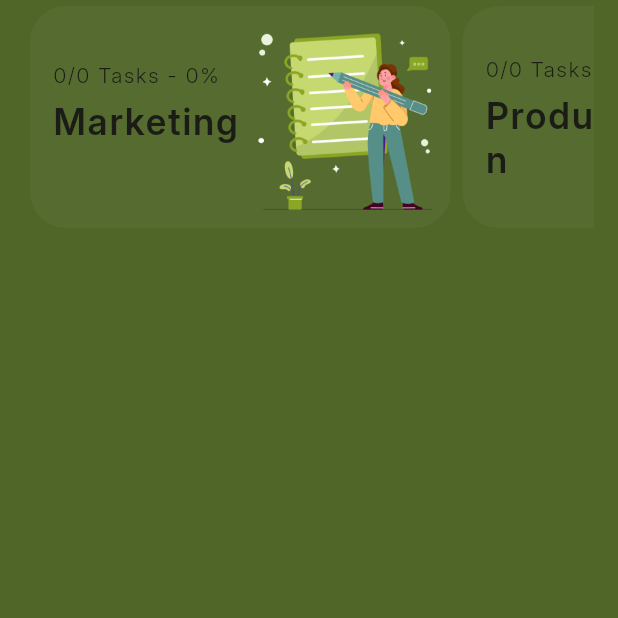
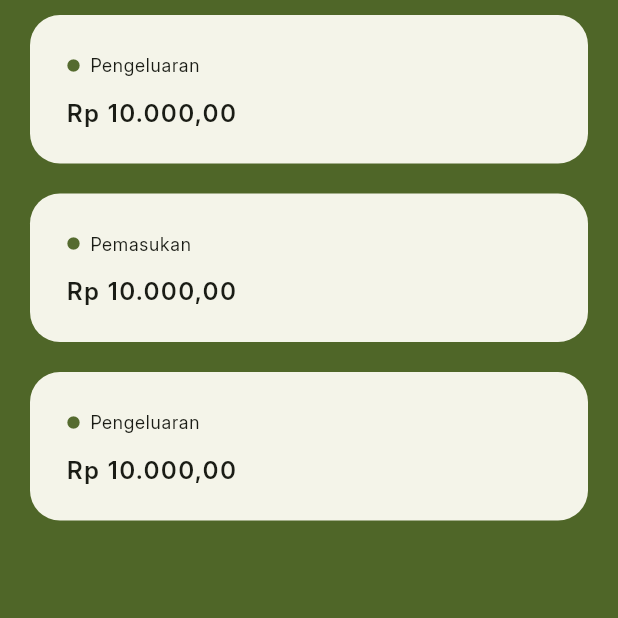
Before and after one commit to bayutp/b25_pg011_capstone_project, a Flutter app: the screen it shows after launch, on a phone screen of 412 x 824 dp, the top half of it. Run offline on Flutter 3.47's test engine with Material 3 defaults, Android fonts, the phone set to English and light mode, and no system bars; our stand-ins replace shared_preferences; accounts and stored records are empty.

Commit message:
[bayu] - create item cashflow widgets

```diff
--- a/lib/screen/onboarding/onboarding_screen.dart
+++ b/lib/screen/onboarding/onboarding_screen.dart
@@ -1,4 +1,4 @@
-import 'package:b25_pg011_capstone_project/widget/banner_plan_widget.dart';
+import 'package:b25_pg011_capstone_project/widget/item_cashflotw_widget.dart';
 import 'package:flutter/material.dart';
 
 class OnboardingScreen extends StatefulWidget {
@@ -24,6 +24,12 @@ class _OnboardingScreenState extends State<OnboardingScreen> {
     {"category": "Inventory", "task": "Evaluasi Produk", "done": false},
   ];
 
+  List<Map<String, dynamic>> cashflows = [
+    {"title": "Pengeluaran", "money": 10000},
+    {"title": "Pemasukan", "money": 10000},
+    {"title": "Pengeluaran", "money": 10000},
+  ];
+
   @override
   Widget build(BuildContext context) {
     return Scaffold(
@@ -35,27 +41,42 @@ class _OnboardingScreenState extends State<OnboardingScreen> {
         //   finishedTask: 12,
         //   allTask: 28,
         // ),
-        child: SizedBox(
-          height: 156,
         child: ListView.builder(
-            scrollDirection: Axis.horizontal,
-            shrinkWrap: true,
-            itemCount: plans.length,
+          itemCount: cashflows.length,
           itemBuilder: (context, index) {
-              final plan = plans[index];
-              return BannerPlanWidget(
-                category: plan["category"],
-                finishedTask: 0,
-                allTask: 0,
+            final cashflow = cashflows[index];
+            return ItemCashflotwWidget(
+              money: cashflow["money"],
+              title: cashflow["title"],
               onTap: () {
                 ScaffoldMessenger.of(
                   context,
-                  ).showSnackBar(SnackBar(content: Text(plan["category"])));
+                ).showSnackBar(SnackBar(content: Text(cashflow["title"])));
               },
             );
           },
         ),
-        ),
+        // SizedBox(
+        //   height: 156,
+        //   child: ListView.builder(
+        //     scrollDirection: Axis.horizontal,
+        //     shrinkWrap: true,
+        //     itemCount: plans.length,
+        //     itemBuilder: (context, index) {
+        //       final plan = plans[index];
+        //       return BannerPlanWidget(
+        //         category: plan["category"],
+        //         finishedTask: 0,
+        //         allTask: 0,
+        //         onTap: () {
+        //           ScaffoldMessenger.of(
+        //             context,
+        //           ).showSnackBar(SnackBar(content: Text(plan["category"])));
+        //         },
+        //       );
+        //     },
+        //   ),
+        // ),
         // Row(
         //   mainAxisAlignment: MainAxisAlignment.center,
         //   children: [
--- /dev/null
+++ b/lib/widget/item_cashflotw_widget.dart
@@ -0,0 +1,66 @@
+import 'package:b25_pg011_capstone_project/static/helper.dart';
+import 'package:b25_pg011_capstone_project/style/colors/app_colors.dart';
+import 'package:flutter/material.dart';
+
+class ItemCashflotwWidget extends StatelessWidget {
+  final String title;
+  final int money;
+  final Function() onTap;
+
+  const ItemCashflotwWidget({
+    super.key,
+    required this.money,
+    required this.title,
+    required this.onTap,
+  });
+
+  @override
+  Widget build(BuildContext context) {
+    return Padding(
+      padding: const EdgeInsets.symmetric(vertical: 6.0),
+      child: SizedBox(
+        width: double.infinity,
+        child: Card(
+          shape: RoundedRectangleBorder(
+            borderRadius: BorderRadiusGeometry.circular(20),
+          ),
+          elevation: 0,
+          child: InkWell(
+            onTap: onTap,
+            child: Padding(
+              padding: const EdgeInsets.all(24),
+              child: Column(
+                crossAxisAlignment: CrossAxisAlignment.start,
+                children: [
+                  Row(
+                    children: [
+                      Icon(
+                        Icons.circle,
+                        size: 10,
+                        color: AppColors.bgGreen.colors,
+                      ),
+                      SizedBox(width: 6),
+                      Text(
+                        title,
+                        style: Theme.of(
+                          context,
+                        ).textTheme.bodyLarge?.copyWith(fontSize: 12),
+                      ),
+                    ],
+                  ),
+                  SizedBox(height: 13),
+                  Text(
+                    Helper.formatCurrency(money),
+                    style: Theme.of(
+                      context,
+                    ).textTheme.titleLarge?.copyWith(fontSize: 16),
+                  ),
+                ],
+              ),
+            ),
+          ),
+        ),
+      ),
+    );
+  }
+}
```
Lines whose indentation alone changed are shown as unchanged.
